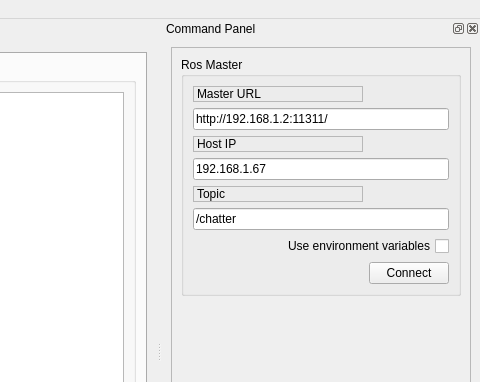
Before: the Qt Designer form tools/eros_python_tools/templates/qt/ui/main_window.ui in stonier/graveyard_eros, drawn with Qt 5; both pictures show x 464 to 944 and y 0 to 382 of the 944 by 704 pixel window.
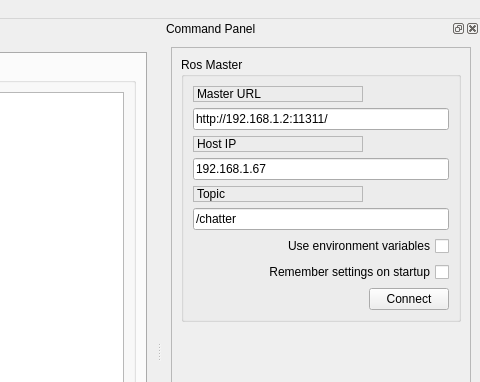
After: the same form once the commit is applied.

Commit message: eros_python_tools : template mod to remember settings and connect on startup.

Patch:
```diff
--- a/tools/eros_python_tools/templates/qt/ui/main_window.ui
+++ b/tools/eros_python_tools/templates/qt/ui/main_window.ui
@@ -94,7 +94,7 @@
    <property name="minimumSize">
     <size>
      <width>318</width>
-     <height>342</height>
+     <height>363</height>
     </size>
    </property>
    <property name="allowedAreas">
@@ -199,7 +199,17 @@
              </property>
             </widget>
            </item>
-           <item row="7" column="0">
+           <item row="7" column="0" colspan="2">
+            <widget class="QCheckBox" name="checkbox_remember_settings">
+             <property name="layoutDirection">
+              <enum>Qt::RightToLeft</enum>
+             </property>
+             <property name="text">
+              <string>Remember settings on startup</string>
+             </property>
+            </widget>
+           </item>
+           <item row="8" column="0">
             <spacer name="horizontalSpacer">
              <property name="orientation">
               <enum>Qt::Horizontal</enum>
@@ -212,7 +222,7 @@
              </property>
             </spacer>
            </item>
-           <item row="7" column="1">
+           <item row="8" column="1">
             <widget class="QPushButton" name="button_connect">
              <property name="enabled">
               <bool>true</bool>
```
The commit also changes 1 other file.
